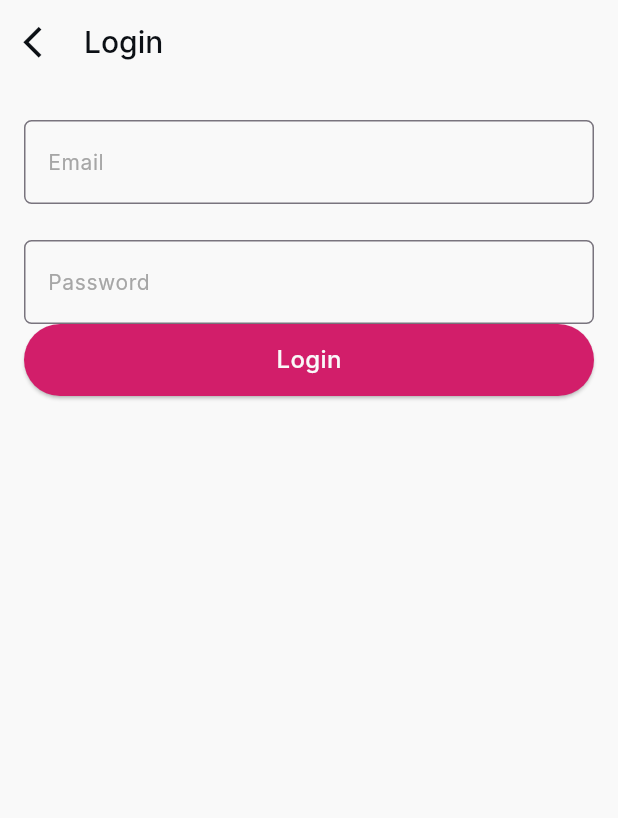
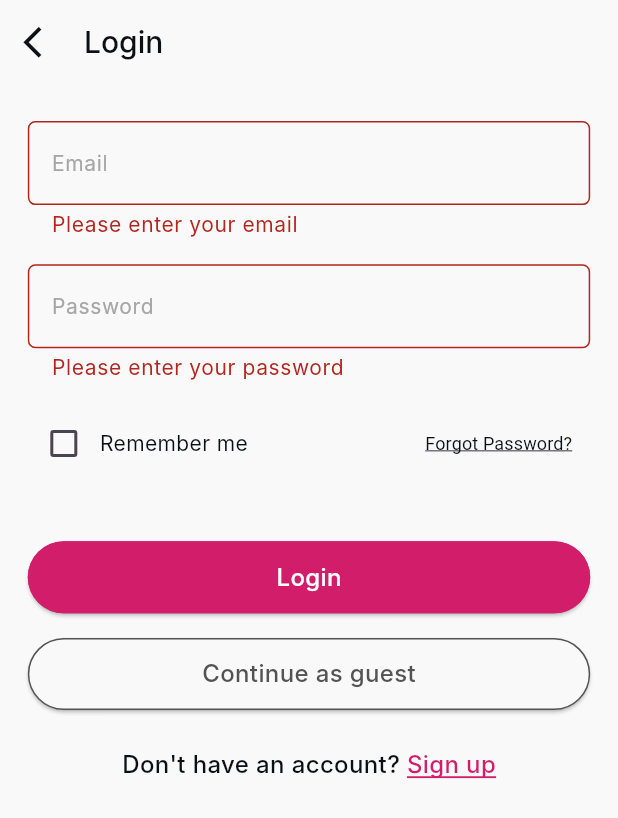
Before and after one commit to bassamsamy/flowers_app, a Flutter app: the screen it shows after launch, after a tap on "Login", on a phone screen of 412 x 824 dp. Shown: the top 818 px of the screen. Run offline on Flutter 3.47's test engine with Material 3 defaults, Android fonts, the phone set to English and light mode, and no system bars; drawn by our look-alikes of modal_progress_hud_nsn; our stand-ins replace bloc, dio, flutter_bloc, get_it, injectable; Roboto replaces fonts that are missing (Inter).

```diff
--- a/lib/core/models/error_model.dart
+++ b/lib/core/models/error_model.dart
@@ -5,7 +5,7 @@ class ErrorModel {
     message = json['error'];
   }
 
-  String? message;
+   String? message;
 
   Map<String, dynamic> toJson() {
     final map = <String, dynamic>{};
--- /dev/null
+++ b/lib/core/resources/validation.dart
@@ -0,0 +1,61 @@
+class Validation {
+  static String? validateEmailTextField(String? value) {
+    if (value == null || value.isEmpty) {
+      return 'Please enter your email';
+    }
+    final emailRegex = RegExp(r'^[^@\s]+@[^@\s]+\.[^@\s]+$');
+    if (!emailRegex.hasMatch(value)) {
+      return 'Please enter a valid email address';
+    }
+    return null;
+  }
+
+  static String? validateNumberTextField(String? value) {
+    if (value == null || value.isEmpty) {
+      return 'Please enter your Number';
+    }
+    final phoneRegex = RegExp(r'^01\d{9}$');
+    if (!phoneRegex.hasMatch(value)) {
+      return 'Please enter a valid Number';
+    }
+    return null;
+  }
+
+  static String? validateRegularTextField(String? value) {
+    if (value == null || value.isEmpty) {
+      return 'Please fill this field';
+    }
+
+    return null;
+  }
+
+
+
+
+  static String? validatePinTextField(String? value) {
+    if (value == null || value.isEmpty) {
+      return 'Please fill this field';
+    } else if (value.length != 1) {
+      return 'please enter 1 digits';
+    }
+
+    return null;
+  }
+
+
+
+
+  static String? validatePasswordTextField(String? value) {
+    if (value == null || value.isEmpty) {
+      return 'Please enter your password';
+    }
+    if (value.length < 8) {
+      return 'Password must be at least 8 characters long';
+    }
+    final passwordRegex = RegExp(r'^(?=.*[a-z])(?=.*[A-Z])(?=.*\d)(?=.*[^\w\s])[A-Za-z\d[^\W]{8,}$');
+    if (!passwordRegex.hasMatch(value)) {
+      return 'Password must contain at least one small letter, one capital letter, one number and one special character';
+    }
+    return null;
+  }
+}
--- a/lib/features/auth/data/auth_data_source/auth_data_source.dart
+++ b/lib/features/auth/data/auth_data_source/auth_data_source.dart
@@ -2,5 +2,5 @@ import 'package:flowers_app/core/models/result.dart';
 import 'package:flowers_app/core/models/user_model.dart';
 
 abstract class AuthDataSource {
-Future<Result<UserModel>> login(String email, String password);
+Future<Result> login(String email, String password);
 }
--- a/lib/features/auth/data/auth_repo_impl/auth_repo_impl.dart
+++ b/lib/features/auth/data/auth_repo_impl/auth_repo_impl.dart
@@ -13,6 +13,6 @@ class AuthRepoImpl implements AuthRepo {
   AuthRepoImpl(this._authService);
 
   @override
-  Future<Result<UserModel>> login(String email, String password) =>
+  Future<Result> login(String email, String password) =>
       _authService.login(email, password);
 }
--- a/lib/features/auth/domain/auth_repo/auth_repo.dart
+++ b/lib/features/auth/domain/auth_repo/auth_repo.dart
@@ -2,5 +2,5 @@ import '../../../../core/models/result.dart';
 import '../../../../core/models/user_model.dart';
 
 abstract class AuthRepo {
-  Future<Result<UserModel>> login(String email, String password);
+  Future<Result> login(String email, String password);
 }
--- a/lib/features/auth/domain/use_cases/login_use_case.dart
+++ b/lib/features/auth/domain/use_cases/login_use_case.dart
@@ -10,6 +10,6 @@ class LoginUseCase {
 
   LoginUseCase(this._authRepo);
 
-  Future<Result<UserModel>> call(String email, String password) =>
+  Future<Result> call(String email, String password) =>
       _authRepo.login(email, password);
 }
--- a/lib/features/auth/presentation/cubits/login_cubit/login_state.dart
+++ b/lib/features/auth/presentation/cubits/login_cubit/login_state.dart
@@ -6,7 +6,10 @@ sealed class LoginState {}
 final class LoginInitial extends LoginState {}
 final class LoginLoading extends LoginState {}
 final class LoginSuccess extends LoginState {}
+final class LoginCheckBoxPressed extends LoginState {
+
+}
 final class LoginFailure extends LoginState {
-  final Exception exception;
-  LoginFailure(this.exception);
+  final String message;
+  LoginFailure(this.message);
 }
--- a/lib/features/auth/presentation/views/login_view.dart
+++ b/lib/features/auth/presentation/views/login_view.dart
@@ -1,4 +1,5 @@
 import 'package:flowers_app/core/resources/AppColors.dart';
+import 'package:flowers_app/core/resources/validation.dart';
 import 'package:flowers_app/core/routes_manager/routes_names.dart';
 import 'package:flowers_app/features/auth/presentation/views/widgets/custom_button.dart';
 import 'package:flowers_app/features/auth/presentation/views/widgets/custom_text_field.dart';
@@ -6,30 +7,35 @@ import 'package:flutter/material.dart';
 import 'package:flutter_bloc/flutter_bloc.dart';
 import 'package:modal_progress_hud_nsn/modal_progress_hud_nsn.dart';
 
-import '../../../../core/widgets/CustomBtn.dart';
-import '../../../../core/widgets/CustomTxtField.dart';
 import '../cubits/login_cubit/login_cubit.dart';
 
 class LoginView extends StatelessWidget {
   LoginView({super.key});
 
-  TextEditingController _emailController = TextEditingController();
-  TextEditingController _passwordController = TextEditingController();
-  var formKey = GlobalKey<FormState>();
+  final TextEditingController _emailController = TextEditingController();
+  final TextEditingController _passwordController = TextEditingController();
+  final GlobalKey<FormState> formKey = GlobalKey<FormState>();
+  bool isChecked = false;
 
   @override
   Widget build(BuildContext context) {
     var theme = Theme.of(context);
+    var cubit = LoginCubit.get(context);
+    double screenHeight = MediaQuery.of(context).size.height;
+    double screenWidth = MediaQuery.of(context).size.width;
+
     return BlocConsumer<LoginCubit, LoginState>(
       listener: (context, state) {
         if (state is LoginSuccess) {
           Navigator.pushNamed(context, RoutesNames.layout);
         }
         if (state is LoginFailure) {
-          ScaffoldMessenger.of(context).showSnackBar(SnackBar(
-            content: Text(state.exception.toString()),
+          ScaffoldMessenger.of(context).showSnackBar(
+            SnackBar(
+              content: Text(state.message),
               backgroundColor: Colors.red,
-          ));
+            ),
+          );
         }
       },
       builder: (context, state) {
@@ -44,32 +50,123 @@ class LoginView extends StatelessWidget {
                 size: 25,
               ),
             ),
-            body: Form(
+            body: SingleChildScrollView(
+              child: Padding(
+                padding: EdgeInsets.symmetric(horizontal: screenWidth * 0.045),
+                child: Form(
                   key: formKey,
-              child: Padding(
-                padding: const EdgeInsets.symmetric(horizontal: 16),
                   child: Column(
                     crossAxisAlignment: CrossAxisAlignment.stretch,
                     children: [
-                    const SizedBox(
-                      height: 24,
-                    ),
+                      SizedBox(height: screenHeight * 0.03),
                       CustomTextField(
                         controller: _emailController,
                         hintText: "Enter Your email",
                         labelText: "Email",
+                        validator: Validation.validateEmailTextField,
                       ),
-                    const SizedBox(
-                      height: 24,
-                    ),
+                      SizedBox(height: screenHeight * 0.02),
                       CustomTextField(
                         controller: _passwordController,
                         hintText: "Enter Your password",
                         labelText: "Password",
+                        validator: Validation.validatePasswordTextField,
                       ),
-                    CustomButton(text: "Login", onPressed: () {},color: AppColors.primaryColor,)
-
+                      SizedBox(height: screenHeight * 0.02),
+                      Row(
+                        children: [
+                          StatefulBuilder(
+                            builder: (context, setState) {
+                              return Checkbox(
+                                value: isChecked,
+                                onChanged: (value) {
+                                  setState(() {
+                                    isChecked = value!;
+                                  });
+                                  cubit.checkBoxPressed();
+                                },
+                                activeColor: AppColors.primaryColor,
+                                checkColor: Colors.white,
+                              );
+                            },
+                          ),
+                          const Text(
+                            "Remember me",
+                            style: TextStyle(
+                              fontSize: 14,
+                              color: AppColors.blackTextColor,
+                              fontWeight: FontWeight.w400,
+                            ),
+                          ),
+                          const Spacer(),
+                          TextButton(
+                            onPressed: () {},
+                            child: const Text(
+                              "Forgot Password?",
+                              style: TextStyle(
+                                fontSize: 12,
+                                decoration: TextDecoration.underline,
+                                color: AppColors.blackTextColor,
+                                fontWeight: FontWeight.w400,
+                              ),
+                            ),
+                          ),
                         ],
+                      ),
+                      SizedBox(height: screenHeight * 0.05),
+                      CustomButton(
+                        text: "Login",
+                        onPressed: () {
+                          if (formKey.currentState!.validate()) {
+                            cubit.login(
+                              _emailController.text,
+                              _passwordController.text,
+                            );
+                          }
+                        },
+                        backgroundColor: AppColors.primaryColor,
+                        borderColor: AppColors.primaryColor,
+                      ),
+                      SizedBox(height: screenHeight * 0.02),
+                      CustomButton(
+                        text: "Continue as guest",
+                        onPressed: () {
+                          Navigator.pushNamedAndRemoveUntil(
+                            context,
+                            RoutesNames.layout,
+                            (route) => false,
+                          );
+                        },
+                        backgroundColor: AppColors.backgroundColor,
+                        textColor: const Color(0xFF535353),
+                        borderColor: const Color(0xFF535353),
+                      ),
+                      SizedBox(height: screenHeight * 0.03),
+                      Row(
+                        mainAxisAlignment: MainAxisAlignment.center,
+                        children: [
+                          Text(
+                            "Don't have an account? ",
+                            style: theme.textTheme.bodyMedium
+                                ?.copyWith(color: AppColors.blackTextColor),
+                          ),
+                          InkWell(
+                            onTap: () {
+                              // ToDo navigate to sign up screen
+                            },
+                            child: Text(
+                              "Sign up",
+                              style: theme.textTheme.bodyMedium?.copyWith(
+                                  color: AppColors.primaryColor,
+                                  decoration: TextDecoration.underline,
+                                  decorationStyle: TextDecorationStyle.solid,
+                                  decorationColor: AppColors.primaryColor),
+                            ),
+                          ),
+                        ],
+                      )
+                    ],
+                  ),
                 ),
               ),
             ),
--- a/lib/features/auth/presentation/views/widgets/custom_button.dart
+++ b/lib/features/auth/presentation/views/widgets/custom_button.dart
@@ -4,11 +4,18 @@ import '../../../../../core/resources/AppColors.dart';
 
 class CustomButton extends StatelessWidget {
   const CustomButton(
-      {super.key, this.onPressed, required this.text, required this.color});
+      {super.key,
+      this.onPressed,
+      required this.text,
+      required this.backgroundColor,
+      this.textColor = Colors.white,
+      this.borderColor = Colors.transparent});
 
   final void Function()? onPressed;
   final String text;
-  final Color color;
+  final Color backgroundColor;
+  final Color textColor;
+  final Color borderColor;
 
   @override
   Widget build(BuildContext context) {
@@ -18,12 +25,14 @@ class CustomButton extends StatelessWidget {
       child: ElevatedButton(
           onPressed: onPressed,
           style: ElevatedButton.styleFrom(
-              backgroundColor: color,
+              backgroundColor: backgroundColor,
+
               shape: RoundedRectangleBorder(
+                side: BorderSide(color:borderColor,width: 1 ),
                   borderRadius: BorderRadius.circular(100))),
           child: Text(
             text,
-            style: theme.textTheme.bodyMedium,
+            style: theme.textTheme.bodyMedium?.copyWith(color: textColor),
           )),
     );
   }
--- a/lib/features/splash/presentation/views/spalsh.dart
+++ b/lib/features/splash/presentation/views/spalsh.dart
@@ -29,7 +29,7 @@ class _SplashViewState extends State<SplashView>
     _controller.forward();
 
     Future.delayed(const Duration(seconds: 3), () {
-      Navigator.pushNamed(context, RoutesNames.login);
+      Navigator.pushReplacementNamed(context, RoutesNames.login);
     });
   }
 
```
Also changed, not shown: lib/core/exceptions/exceptions_impl.dart (+19 -2 lines), lib/core/models/user_model.dart (+15 -48 lines), lib/features/auth/data/auth_data_source_impl/auth_data_source_impl.dart (+7 -4 lines), lib/features/auth/presentation/cubits/login_cubit/login_cubit.dart (+6 -2 lines), lib/features/layout/presentation/views/layout.dart (+9 -3 lines). Lines whose indentation alone changed are shown as unchanged.
